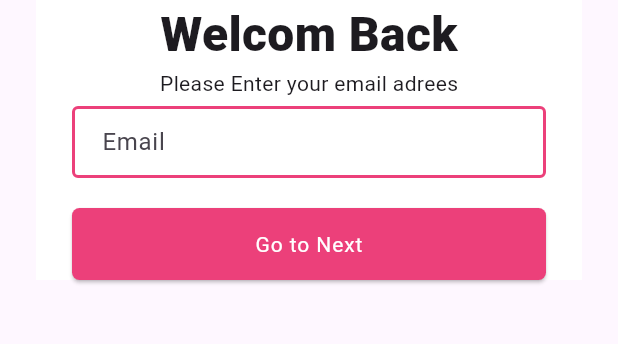
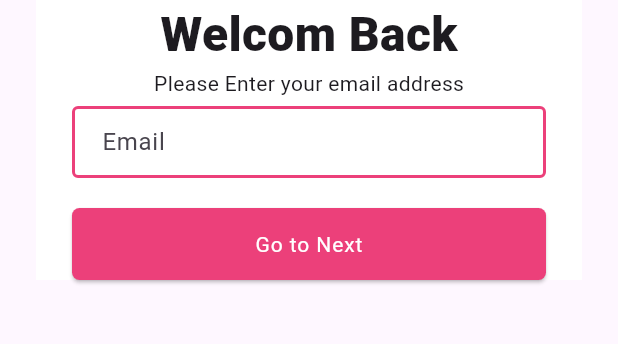
Before and after one commit to JamilHossain01/craftyBay, a Flutter app: the screen it shows after launch, on a phone screen of 412 x 824 dp, the part 518-862 px from its top. Run offline on Flutter 3.47's test engine with Material 3 defaults, Android fonts, the light colour scheme and no system bars; our stand-ins replace get, pin_code_fields.

Commit message:
text name change

```diff
--- a/lib/presentation/ui/screens/email_screen.dart
+++ b/lib/presentation/ui/screens/email_screen.dart
@@ -12,6 +12,7 @@ class VeriFyScreen extends StatefulWidget {
 
 class _VeriFyScreenState extends State<VeriFyScreen> {
   final TextEditingController _nameController = TextEditingController();
+
   @override
   Widget build(BuildContext context) {
     final height = MediaQuery.of(context).size.height;
@@ -40,7 +41,7 @@ class _VeriFyScreenState extends State<VeriFyScreen> {
                       fontSize: 32,
                     ),
                   ),
-                  const Text('Please Enter your email adrees'),
+                  const Text('Please Enter your email address'),
                   const SizedBox(
                     height: 5,
                   ),
```
